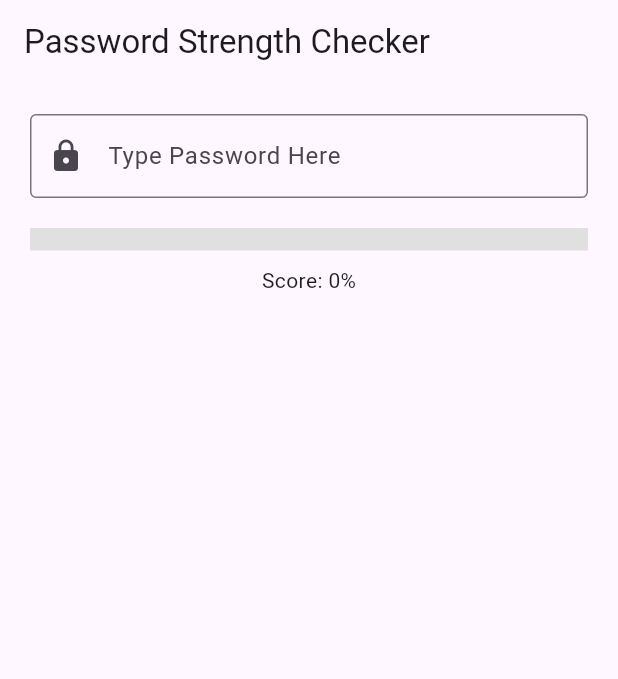
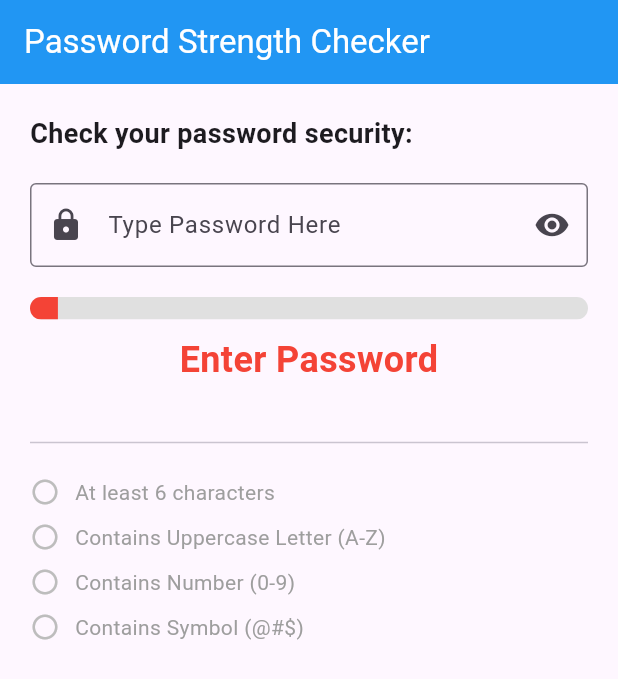
Before and after one commit to AhmeedMostafa/2FA_Project, a Flutter app: the screen it shows after launch, on a phone screen of 412 x 824 dp. Shown: the top 679 px of the screen. Run offline on Flutter 3.47's test engine with Material 3 defaults, Android fonts, the phone set to English and light mode, and no system bars.

Commit message:
Feature: Added smart suggestions generator and finalized UI

```diff
--- a/password_checker_module/lib/main.dart
+++ b/password_checker_module/lib/main.dart
@@ -1,14 +1,20 @@
 import 'package:flutter/material.dart';
 
-void main() { runApp(const PasswordCheckerApp()); }
+void main() {
+  runApp(const PasswordCheckerApp());
+}
 
 class PasswordCheckerApp extends StatelessWidget {
   const PasswordCheckerApp({super.key});
+
   @override
   Widget build(BuildContext context) {
     return MaterialApp(
       debugShowCheckedModeBanner: false,
-      theme: ThemeData(primarySwatch: Colors.blue, useMaterial3: true),
+      theme: ThemeData(
+        primarySwatch: Colors.blue,
+        useMaterial3: true,
+      ),
       home: const PasswordStrengthScreen(),
     );
   }
@@ -22,6 +28,8 @@ class PasswordStrengthScreen extends StatefulWidget {
 
 class _PasswordStrengthScreenState extends State<PasswordStrengthScreen> {
   String _password = '';
+  bool _isObscured = true;
+  final TextEditingController _controller = TextEditingController(); // عشان نقدر نغير النص برمجياً
 
   double get _strength {
     double strength = 0;
@@ -32,6 +40,7 @@ class _PasswordStrengthScreenState extends State<PasswordStrengthScreen> {
     return strength;
   }
 
+  // 2. Logic: تحديد اللون
   Color get _strengthColor {
     if (_strength <= 0.25) return Colors.red;
     if (_strength <= 0.5) return Colors.orange;
@@ -39,34 +48,168 @@ class _PasswordStrengthScreenState extends State<PasswordStrengthScreen> {
     return Colors.green;
   }
 
+  // 3. Logic: تحديد النص
+  String get _strengthText {
+    if (_password.isEmpty) return 'Enter Password';
+    if (_strength <= 0.25) return 'Weak 🔴';
+    if (_strength <= 0.5) return 'Medium 🟠';
+    if (_strength <= 0.75) return 'Good 🔵';
+    return 'Strong 🟢';
+  }
+
+  // 4. Logic: توليد اقتراحات ذكية (New Feature 🚀)
+  List<String> get _suggestions {
+    if (_password.isEmpty || _strength == 1.0) return []; // لو قوية أو فاضية مطلعش حاجة
+
+    List<String> suggestions = [];
+    String base = _password.trim();
+    if (base.isEmpty) base = "Pass"; // كلمة افتراضية لو مسح كله
+
+    // الاقتراح الأول: تكبير الحرف الأول + سنة + رمز
+    suggestions.add('${base[0].toUpperCase()}${base.substring(1)}@2025');
+
+    // الاقتراح الثاني: استبدال الحروف بأرقام (Leet Speak)
+    String leet = base
+        .replaceAll('a', '@')
+        .replaceAll('o', '0')
+        .replaceAll('i', '1')
+        .replaceAll('s', '\$');
+    suggestions.add('${leet}#Strong!');
+
+    // الاقتراح الثالث: إضافة رمز عشوائي في الآخر
+    suggestions.add('${base}#X9!');
+
+    return suggestions;
+  }
+
   @override
   Widget build(BuildContext context) {
     return Scaffold(
-      appBar: AppBar(title: const Text("Password Strength Checker")),
+      appBar: AppBar(
+        title: const Text("Password Strength Checker"),
+        backgroundColor: Colors.blue,
+        foregroundColor: Colors.white,
+      ),
       body: Padding(
         padding: const EdgeInsets.all(20.0),
+        child: SingleChildScrollView(
           child: Column(
+            crossAxisAlignment: CrossAxisAlignment.stretch,
             children: [
+              const Text(
+                "Check your password security:",
+                style: TextStyle(fontSize: 18, fontWeight: FontWeight.bold),
+              ),
+              const SizedBox(height: 20),
+
+              // --- Input Field ---
               TextField(
+                controller: _controller, // ربطنا الـ Controller
                 onChanged: (value) => setState(() => _password = value),
-              decoration: const InputDecoration(
-                border: OutlineInputBorder(),
+                obscureText: _isObscured,
+                decoration: InputDecoration(
+                  border: const OutlineInputBorder(),
                   labelText: 'Type Password Here',
-                prefixIcon: Icon(Icons.lock),
+                  prefixIcon: const Icon(Icons.lock),
+                  suffixIcon: IconButton(
+                    icon: Icon(_isObscured ? Icons.visibility : Icons.visibility_off),
+                    onPressed: () {
+                      setState(() {
+                        _isObscured = !_isObscured;
+                      });
+                    },
+                  ),
                 ),
               ),
               const SizedBox(height: 20),
-            LinearProgressIndicator(
-              value: _strength,
+
+              // --- Progress Bar ---
+              ClipRRect(
+                borderRadius: BorderRadius.circular(10),
+                child: LinearProgressIndicator(
+                  value: _strength == 0 ? 0.05 : _strength,
                   backgroundColor: Colors.grey[300],
                   color: _strengthColor,
                   minHeight: 15,
                 ),
+              ),
               const SizedBox(height: 10),
-            Text("Score: ${(_strength * 100).toInt()}%"),
+
+              Text(
+                _strengthText,
+                textAlign: TextAlign.center,
+                style: TextStyle(
+                  fontSize: 24,
+                  fontWeight: FontWeight.bold,
+                  color: _strengthColor,
+                ),
+              ),
+
+              // --- Suggestions Section (New) ---
+              if (_suggestions.isNotEmpty) ...[
+                const SizedBox(height: 20),
+                const Text(
+                  "✨ Better Suggestions (Click to apply):",
+                  style: TextStyle(fontWeight: FontWeight.bold, color: Colors.blueGrey),
+                ),
+                const SizedBox(height: 10),
+                Wrap(
+                  spacing: 8.0,
+                  children: _suggestions.map((suggestion) {
+                    return ActionChip(
+                      label: Text(suggestion),
+                      backgroundColor: Colors.blue.shade50,
+                      avatar: const Icon(Icons.bolt, color: Colors.orange, size: 18),
+                      onPressed: () {
+                        // لما يدوس، نغير الباسورد للي هو اختاره
+                        setState(() {
+                          _password = suggestion;
+                          _controller.text = suggestion; // تحديث النص في الخانة
+                          _controller.selection = TextSelection.fromPosition(
+                              TextPosition(offset: _controller.text.length)); // المؤشر في الآخر
+                        });
+                      },
+                    );
+                  }).toList(),
+                ),
               ],
+
+              const SizedBox(height: 30),
+              const Divider(),
+              const SizedBox(height: 10),
+
+              // --- Checklist ---
+              _buildRequirement("At least 6 characters", _password.length > 6),
+              _buildRequirement("Contains Uppercase Letter (A-Z)", _password.contains(RegExp(r'[A-Z]'))),
+              _buildRequirement("Contains Number (0-9)", _password.contains(RegExp(r'[0-9]'))),
+              _buildRequirement("Contains Symbol (@#\$)", _password.contains(RegExp(r'[!@#$%^&*(),.?":{}|<>]'))),
+            ],
+          ),
         ),
       ),
     );
   }
+
+  Widget _buildRequirement(String text, bool met) {
+    return Padding(
+      padding: const EdgeInsets.symmetric(vertical: 5),
+      child: Row(
+        children: [
+          Icon(
+            met ? Icons.check_circle : Icons.circle_outlined,
+            color: met ? Colors.green : Colors.grey[400],
+            size: 20,
+          ),
+          const SizedBox(width: 10),
+          Text(
+            text,
+            style: TextStyle(
+              color: met ? Colors.black87 : Colors.grey[500],
+              decoration: met ? TextDecoration.none : TextDecoration.none, // شيلنا الخط عشان الشكل يبقى أنضف
+            ),
+          ),
+        ],
+      ),
+    );
   }
+}
```
Lines whose indentation alone changed are shown as unchanged.
